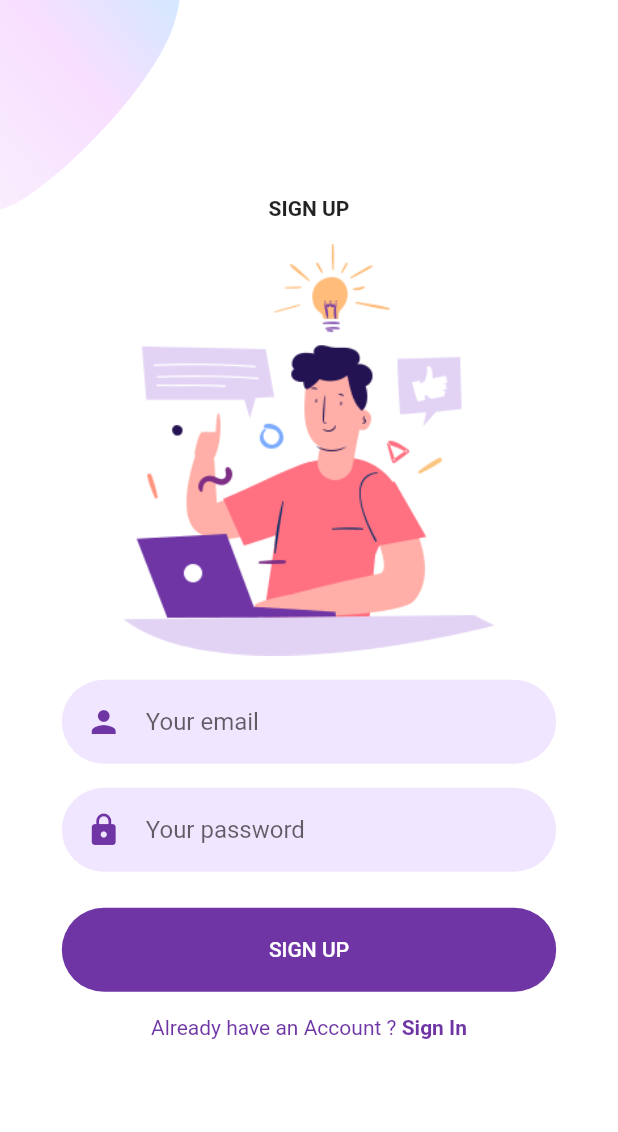
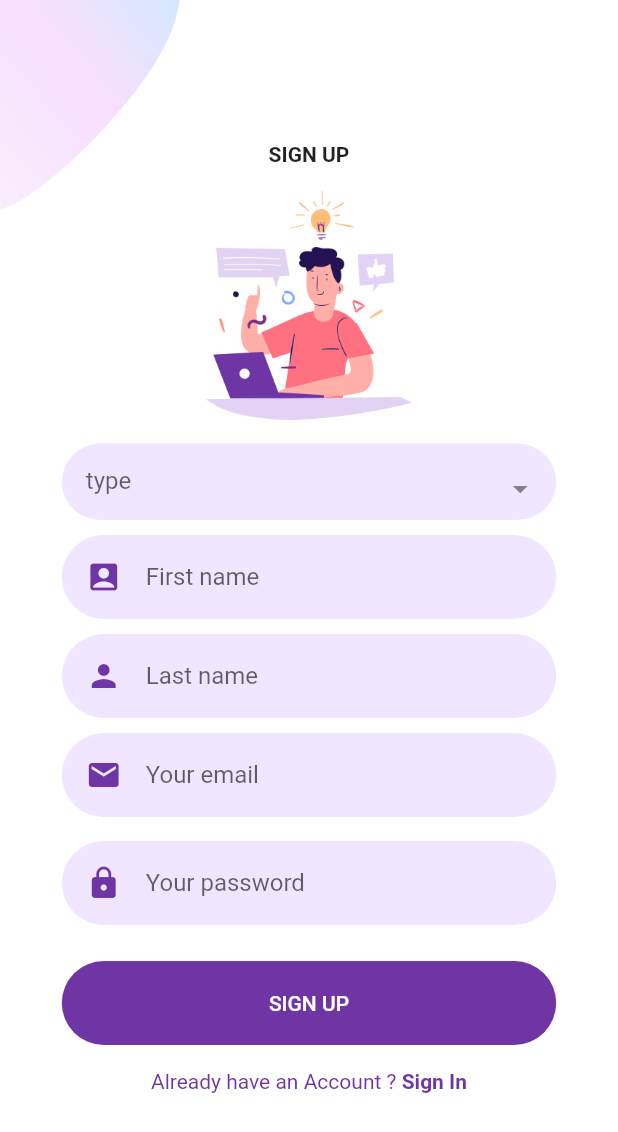
Before and after one commit to oussama-fellag/easy-relay-App-Vendeur-Manager-, a Flutter app: the LoginForm widget shown alone on an empty page, opened directly, after a tap on "Sign Up", on a phone screen of 412 x 824 dp. Shown: the top 1132 px of the screen. Run offline on Flutter 3.47's test engine with Material 2 defaults, Android fonts, the phone set to English and light mode, and no system bars; drawn by our look-alikes of select_form_field; our stand-ins replace splashscreen; missing offline and left inert: dart:ffi.

Commit message:
login commit

```diff
--- a/lib/Screens/Login/components/login_form.dart
+++ b/lib/Screens/Login/components/login_form.dart
@@ -3,6 +3,7 @@ import 'package:flutter/material.dart';
 import '../../../components/already_have_an_account_acheck.dart';
 import '../../../constants.dart';
 import '../../Signup/signup_screen.dart';
+
 
 class LoginForm extends StatelessWidget {
   const LoginForm({
@@ -43,6 +44,7 @@ class LoginForm extends StatelessWidget {
             ),
           ),
           const SizedBox(height: defaultPadding),
+
           Hero(
             tag: "login_btn",
             child: ElevatedButton(
@@ -52,7 +54,51 @@ class LoginForm extends StatelessWidget {
               ),
             ),
           ),
-          const SizedBox(height: defaultPadding),
+          Row(
+            mainAxisAlignment: MainAxisAlignment.center,
+            children: [
+
+              Padding(
+                padding: const EdgeInsets.all(10.0),
+                child: Container(
+                  color: Colors.white,
+                  child: IconButton(
+                    onPressed:() {},
+                    icon: Icon(
+                      Icons.facebook,
+                      color: Colors.blueGrey,
+                    ),
+                  ),
+                ),
+              ),
+              Padding(
+                padding: const EdgeInsets.all(10.0),
+                child: Container(
+                  color: Colors.white,
+                  child: IconButton(
+                    onPressed: () {},
+                    icon: Icon(
+                      Icons.h_mobiledata_rounded,
+                      color: Colors.redAccent,
+                    ),
+                  ),
+                ),
+              ),
+              Padding(
+                padding: const EdgeInsets.all(10.0),
+                child: Container(
+                  color: Colors.white,
+                  child: IconButton(
+                    onPressed: () {},
+                    icon: Icon(
+                      Icons.ac_unit,
+                      color: Colors.blueGrey,
+                    ),
+                  ),
+                ),
+              ),
+            ],
+          ),
           AlreadyHaveAnAccountCheck(
             press: () {
               Navigator.push(
--- a/lib/Screens/Signup/components/sign_up_top_image.dart
+++ b/lib/Screens/Signup/components/sign_up_top_image.dart
@@ -21,7 +21,7 @@ class SignUpScreenTopImage extends StatelessWidget {
           children: [
             const Spacer(),
             Expanded(
-              flex: 3,
+              flex: 1,
               child:Image.asset("assets/images/signup.png"),
             ),
             const Spacer(),
--- a/lib/Screens/Signup/components/signup_form.dart
+++ b/lib/Screens/Signup/components/signup_form.dart
@@ -1,8 +1,25 @@
+import 'dart:ffi';
+
 import 'package:flutter/material.dart';
-
+import 'package:select_form_field/select_form_field.dart';
 import '../../../components/already_have_an_account_acheck.dart';
 import '../../../constants.dart';
 import '../../Login/login_screen.dart';
+
+final List<Map<String, dynamic>> _items = [
+  {
+    'value': 'Manager',
+    'label': 'Manager',
+    'icon': Icon(Icons.person),
+  },
+  {
+    'value': 'vendeur',
+    'label': 'Vendeur',
+    'icon': Icon(Icons.person),
+    'textStyle': TextStyle(color: Colors.red),
+  },
+
+];
 
 class SignUpForm extends StatelessWidget {
   const SignUpForm({
@@ -14,6 +31,48 @@ class SignUpForm extends StatelessWidget {
     return Form(
       child: Column(
         children: [
+          // type vendeur , manager dans ce champs
+        SelectFormField(
+        type: SelectFormFieldType.dropdown, // or can be dialog
+
+
+        labelText: 'type',
+        items: _items,
+        onChanged: (val) => print(val),
+        onSaved: (val) => print(val),
+       ),
+          SizedBox(height: 10),
+          //nom dans ce champs
+          TextFormField(
+            keyboardType: TextInputType.emailAddress,
+            textInputAction: TextInputAction.next,
+            cursorColor: kPrimaryColor,
+            onSaved: (nom) {},
+            decoration: InputDecoration(
+              hintText: "First name",
+              prefixIcon: Padding(
+                padding: const EdgeInsets.all(defaultPadding),
+                child: Icon(Icons.account_box_rounded),
+              ),
+            ),
+          ),
+          SizedBox(height: 10),
+          // prenom dans ce champs
+          TextFormField(
+            keyboardType: TextInputType.emailAddress,
+            textInputAction: TextInputAction.next,
+            cursorColor: kPrimaryColor,
+            onSaved: (prenom) {},
+            decoration: InputDecoration(
+              hintText: "Last name",
+              prefixIcon: Padding(
+                padding: const EdgeInsets.all(defaultPadding),
+                child: Icon(Icons.person),
+              ),
+            ),
+          ),
+          SizedBox(height: 10),
+          //email dans ce champs
           TextFormField(
             keyboardType: TextInputType.emailAddress,
             textInputAction: TextInputAction.next,
@@ -23,12 +82,13 @@ class SignUpForm extends StatelessWidget {
               hintText: "Your email",
               prefixIcon: Padding(
                 padding: const EdgeInsets.all(defaultPadding),
-                child: Icon(Icons.person),
+                child: Icon(Icons.email),
               ),
             ),
           ),
           Padding(
             padding: const EdgeInsets.symmetric(vertical: defaultPadding),
+            // password dans ce champs
             child: TextFormField(
               textInputAction: TextInputAction.done,
               obscureText: true,
@@ -42,6 +102,7 @@ class SignUpForm extends StatelessWidget {
               ),
             ),
           ),
+
           const SizedBox(height: defaultPadding / 2),
           ElevatedButton(
             onPressed: () {},
--- a/lib/Screens/Signup/signup_screen.dart
+++ b/lib/Screens/Signup/signup_screen.dart
@@ -6,6 +6,7 @@ import '../../responsive.dart';
 import 'components/sign_up_top_image.dart';
 import 'components/signup_form.dart';
 import 'components/socal_sign_up.dart';
+
 
 class SignUpScreen extends StatelessWidget {
   const SignUpScreen({Key? key}) : super(key: key);
--- a/lib/Screens/Welcome/components/welcome_image.dart
+++ b/lib/Screens/Welcome/components/welcome_image.dart
@@ -21,7 +21,7 @@ class WelcomeImage extends StatelessWidget {
           children: [
             Spacer(),
             Expanded(
-              flex: 8,
+              flex: 3,
               child:Image.asset("assets/images/easy_relay.jpg"),
             ),
             Spacer(),
--- a/pubspec.yaml
+++ b/pubspec.yaml
@@ -34,6 +34,7 @@ dependencies:
   # The following adds the Cupertino Icons font to your application.
   # Use with the CupertinoIcons class for iOS style icons.
   cupertino_icons: ^1.0.2
+  select_form_field: "^2.2.0"
 
 
 
@@ -41,6 +42,7 @@ dependencies:
 dev_dependencies:
   flutter_test:
     sdk: flutter
+  flutter_launcher_icons: "^0.9.2"
 
   # The "flutter_lints" package below contains a set of recommended lints to
   # encourage good coding practices. The lint set provided by the package is
```
Also changed, not shown: pubspec.lock.
